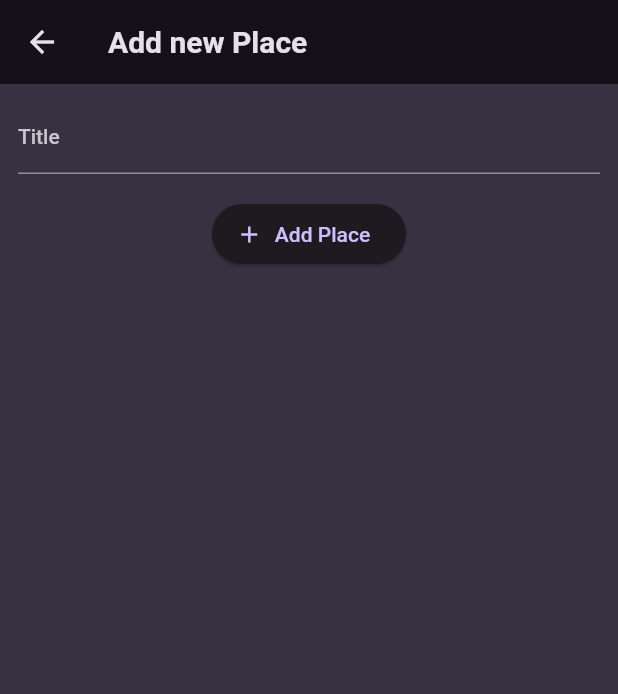
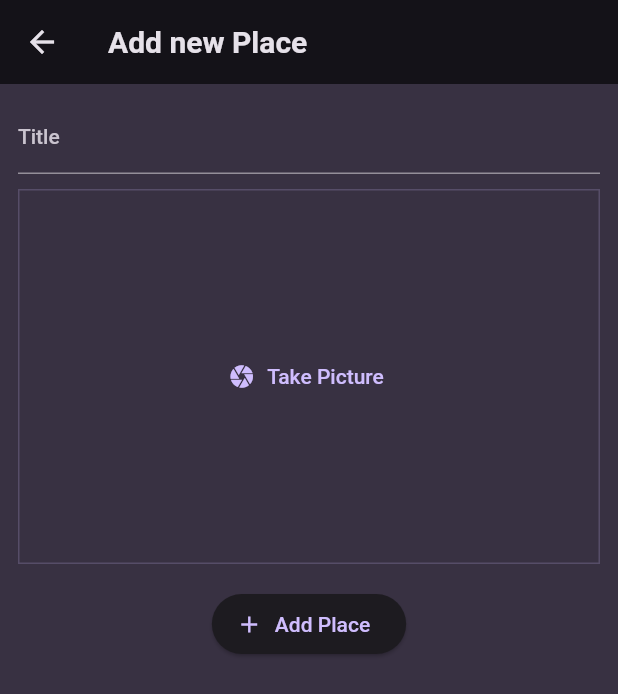
Before and after one commit to andresito236/favorite_places_flutter, a Flutter app: the AddPlaceScreen screen opened directly, on a phone screen of 412 x 824 dp. Shown: the top 694 px of the screen. Run offline on Flutter 3.47's test engine with Material 2 defaults, Android fonts, the phone set to English and light mode, and no system bars; our stand-ins replace flutter_riverpod, google_fonts.

Commit message:
Created image input

```diff
--- a/lib/screens/add_place.dart
+++ b/lib/screens/add_place.dart
@@ -2,6 +2,8 @@ import 'package:flutter/material.dart';
 import 'package:flutter_riverpod/flutter_riverpod.dart';
 
 import 'package:favorite_places_7/providers/user_places.dart';
+
+import '../widgets/image_input.dart';
 
 class AddPlaceScreen extends ConsumerStatefulWidget {
   const AddPlaceScreen({super.key});
@@ -50,6 +52,8 @@ class _AddPlaceScreenState extends ConsumerState<AddPlaceScreen> {
                 color: Theme.of(context).colorScheme.onBackground,
               ),
             ),
+            const SizedBox(height: 10),
+            ImageInput(),
             const SizedBox(height: 16),
             ElevatedButton.icon(
               onPressed: _savePlace,
--- /dev/null
+++ b/lib/widgets/image_input.dart
@@ -0,0 +1,32 @@
+import 'package:flutter/material.dart';
+
+class ImageInput extends StatefulWidget {
+  const ImageInput({super.key});
+
+  @override
+  State<ImageInput> createState() => _ImageInputState();
+}
+
+class _ImageInputState extends State<ImageInput> {
+
+  void _takePicture() {
+
+  }
+
+  @override
+  Widget build(BuildContext context) {
+    return Container(
+      decoration: BoxDecoration(
+        border: Border.all(width: 1, color: Theme.of(context).colorScheme.primary.withOpacity(0.2))
+      ),
+      height: 250,
+      width: double.infinity,
+      alignment: Alignment.center,
+      child: TextButton.icon(
+        icon: const Icon(Icons.camera),
+        label: const Text('Take Picture'),
+        onPressed: _takePicture,
+      ),
+    );
+  }
+}
```
Also changed, not shown: lib/screens/places.dart (+36 -0 lines).
